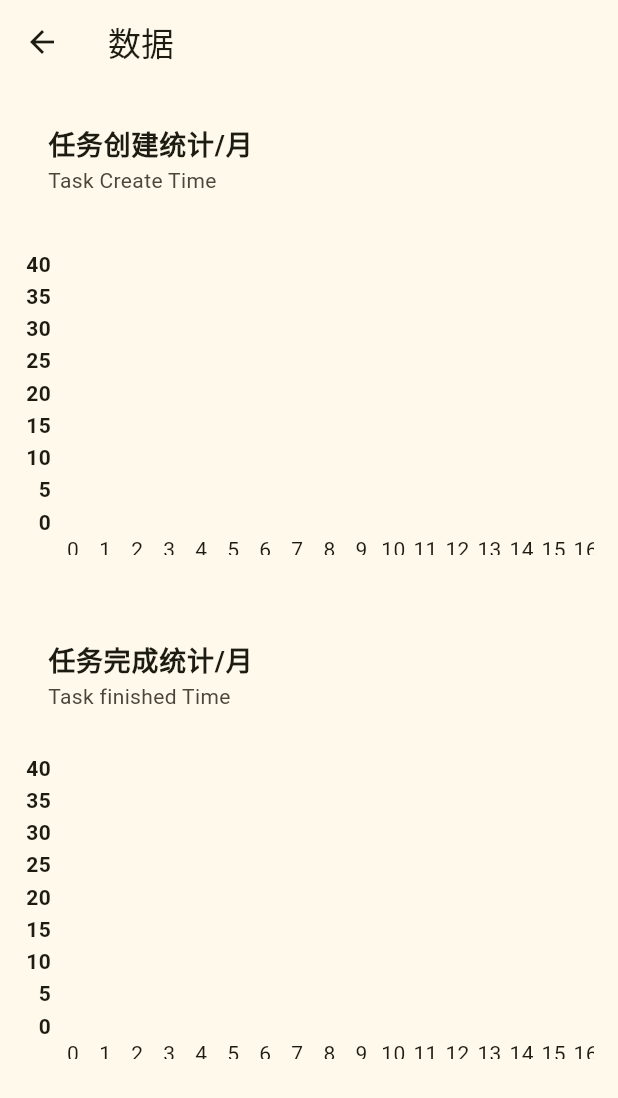
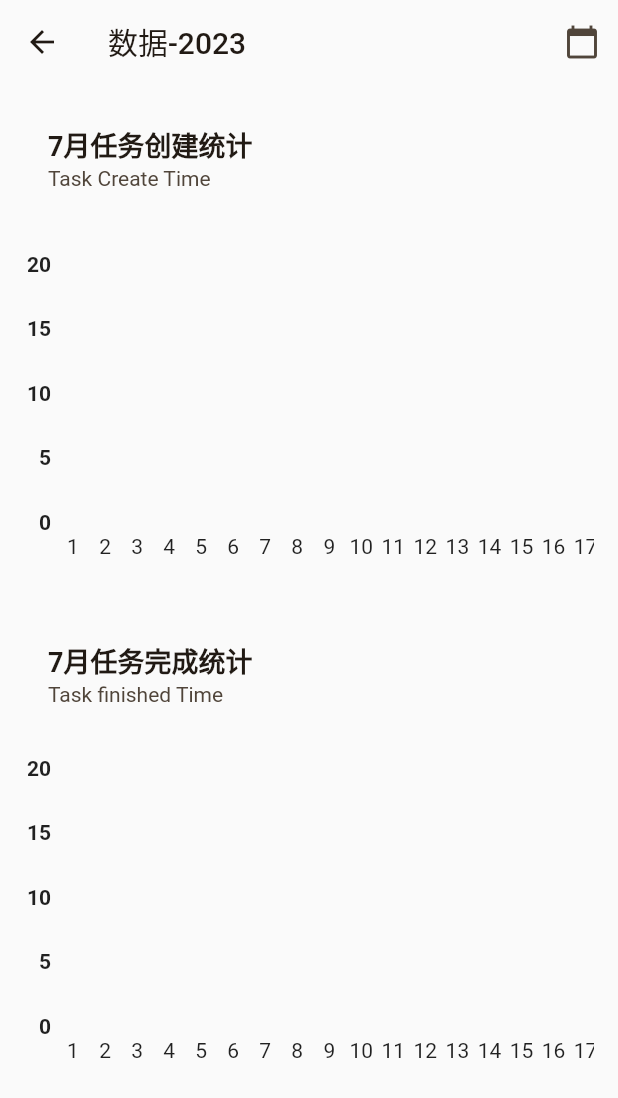
Before and after one commit to dodjhsbsn/todolist, a Flutter app: the DataVisualizationPage screen opened by its route, on a phone screen of 412 x 824 dp. Shown: the top 1098 px of the screen. Run offline on Flutter 3.47's test engine with Material 2 defaults, Android fonts, the light colour scheme and no system bars; drawn by our look-alikes of fl_chart; our stand-ins replace fluttertoast, get, reorderables, salomon_bottom_bar, sqflite; accounts and stored records are empty.

Commit message:
左侧添加任务完成打勾区，取消点击任务卡划掉功能，增加日期选择器

```diff
--- a/lib/config/theme.dart
+++ b/lib/config/theme.dart
@@ -12,8 +12,17 @@ class Themes {
   );
 
   static final yellow = ThemeData.light().copyWith(
+    colorScheme: ColorScheme.fromSeed(seedColor: Colors.orangeAccent,),
+    visualDensity: VisualDensity.adaptivePlatformDensity,
     useMaterial3: true,
-    colorScheme: ColorScheme.fromSeed(seedColor: Colors.yellow),
+    switchTheme: ThemeData.light().switchTheme.copyWith(
+    ),
+    floatingActionButtonTheme: ThemeData.light().floatingActionButtonTheme.copyWith(
+      backgroundColor: const Color.fromARGB(255, 255, 217, 70),
+    ),
+    appBarTheme: AppBarTheme(
+      backgroundColor: ThemeData.light().scaffoldBackgroundColor,
+    ),
   );
 
   static final red = ThemeData.light().copyWith(
@@ -47,10 +56,8 @@ class Themes {
               backgroundColor: MaterialStateProperty.all(Colors.brown))));
 
   static final dark = ThemeData.dark().copyWith(
+    visualDensity: VisualDensity.adaptivePlatformDensity,
     useMaterial3: true,
-    textTheme: ThemeData.dark().textTheme.apply(
-          fontFamily: 'Open Sans',
-        ),
     switchTheme: ThemeData.dark().switchTheme.copyWith(
           trackColor: MaterialStateProperty.all(ColorScheme.fromSeed(seedColor: Colors.yellow).primary),
         ),
--- a/lib/database/sql_helper.dart
+++ b/lib/database/sql_helper.dart
@@ -41,6 +41,7 @@ class SQLHelper {
           await db.execute('ALTER TABLE tasks ADD COLUMN createWeek INTEGER NOT NULL DEFAULT -1;');
           await db.execute('ALTER TABLE tasks ADD COLUMN finishedWeek INTEGER NOT NULL DEFAULT -1;');
         }
+
       },
     );
   }
--- /dev/null
+++ b/lib/model/date_picker.dart
@@ -0,0 +1,28 @@
+import 'package:flutter/material.dart';
+import 'package:get/get.dart';
+
+class DatePicker{
+
+  RxInt selectedYear =DateTime.now().year.obs;
+  RxInt selectedMonth = DateTime.now().month.obs;
+
+  final List<String> months = [
+    'January',
+    'February',
+    'March',
+    'April',
+    'May',
+    'June',
+    'July',
+    'August',
+    'September',
+    'October',
+    'November',
+    'December',
+  ];
+
+  DatePicker.yearMonthPicker(){
+    Get.dialog(
+    );
+  }
+}
--- a/lib/pages/data_visualization/data_visualization_controller.dart
+++ b/lib/pages/data_visualization/data_visualization_controller.dart
@@ -7,6 +7,8 @@ import '../tasks/tasks_controller.dart';
 
 class DataVisualizationController extends GetxController{
   final tasksController = Get.put(TasksController());
+  RxInt currentMonth = DateTime.now().month.obs;
+  RxInt currentYear = DateTime.now().year.obs;
   // 柱状图颜色混合调色盘
   LinearGradient _barsGradient(String mode){
     if (mode == 'createTime'){
@@ -47,27 +49,34 @@ class DataVisualizationController extends GetxController{
     return sumTasksByWeek;
   }
 
-  getSumTasksByMonth(String mode){
-    final List<int> sumTasksByMonth = [];
+  // 按年月筛选
+  filterByYearMonth(String mode, int year, int month){
+    final List<int> sumTasksByYearMonth = [];
     if (mode == 'createTime'){
-      for (int i = 0; i < 31; i++) {
-        sumTasksByMonth.add(tasksController.journals.where((element) => DateTime.parse(element['createTime']).day == i).length);
+      for (int i = 1; i < 32; i++) {
+        sumTasksByYearMonth.add(tasksController.journals.where((element) =>
+        DateTime.parse(element['createTime']).day == i
+        && DateTime.parse(element['createTime']).year == year
+        && DateTime.parse(element['createTime']).month == month).length);
       }
     }if (mode == 'finishedTime'){
-      for (int i = 0; i < 31; i++) {
-        sumTasksByMonth.add(tasksController.journals.where((element){
+      for (int i = 1; i < 32; i++) {
+        sumTasksByYearMonth.add(tasksController.journals.where((element){
           if (element['finishedTime'] != null){
-            return DateTime.parse(element['finishedTime']).day == i;
+            return DateTime.parse(element['finishedTime']).day == i
+                && DateTime.parse(element['finishedTime']).year == year
+                && DateTime.parse(element['finishedTime']).month == month;
           }else{
             return false;
           }
         }).length);
       }
     }
-    return sumTasksByMonth;
+    return sumTasksByYearMonth;
   }
-  // 轴标题
-  Widget getTitles(double value, TitleMeta meta) {
+
+  // 左轴标题
+  Widget getLeftTitles(double value, TitleMeta meta) {
     const style = TextStyle(
       fontWeight: FontWeight.bold,
       fontSize: 14,
@@ -89,18 +98,6 @@ class DataVisualizationController extends GetxController{
       case 20:
         text = '20';
         break;
-      case 25:
-        text = '25';
-        break;
-      case 30:
-        text = '30';
-        break;
-      case 35:
-        text = '35';
-        break;
-      case 40:
-        text = '40';
-        break;
       default:
         return Container();
     }
@@ -115,14 +112,14 @@ class DataVisualizationController extends GetxController{
   List<BarChartGroupData> barGroups(String mode) => [
     for (int i = 0; i < 31; i++)
       BarChartGroupData(
-        x: i,
+        x: i+1,
         barRods: [
           BarChartRodData(
-            toY: getSumTasksByMonth(mode)[i].toDouble(),
+            toY: filterByYearMonth(mode, currentYear.value,currentMonth.value)[i].toDouble(),
             gradient: _barsGradient(mode),
           )
         ],
-        showingTooltipIndicators: getSumTasksByMonth(mode)[i].toDouble() != 0?[0]:[],
+        showingTooltipIndicators: filterByYearMonth(mode, currentYear.value, currentMonth.value)[i].toDouble() != 0?[0]:[],
       ),
   ];
 
@@ -135,7 +132,7 @@ class DataVisualizationController extends GetxController{
     leftTitles: AxisTitles(
       sideTitles: SideTitles(
         showTitles: true,
-        getTitlesWidget: getTitles,
+        getTitlesWidget: getLeftTitles,
         interval: 1,
         reservedSize: 22,
       ),
@@ -187,7 +184,7 @@ class DataVisualizationController extends GetxController{
         barGroups: barGroups(mode),
         gridData: FlGridData(show: false),
         alignment: BarChartAlignment.spaceAround,
-        maxY: 40,
+        maxY: 20,
         minY: 0,
       ),
       swapAnimationDuration: const Duration(milliseconds: 250),
@@ -195,305 +192,4 @@ class DataVisualizationController extends GetxController{
     );
   }
 
-  // 折线图颜色混合调色盘
-  LinearGradient _lineGradient(String mode){
-    if (mode == 'createTime'){
-      return const LinearGradient(
-        colors: [
-          Colors.yellow,
-          Colors.green,
-        ],
-        begin: Alignment.bottomCenter,
-        end: Alignment.topCenter,
-      );
-    }if (mode == 'finishedTime'){
-      return const LinearGradient(
-        colors: [
-          Colors.pinkAccent,
-          Colors.greenAccent,
-        ],
-        begin: Alignment.bottomCenter,
-        end: Alignment.topCenter,
-      );
-    }else{
-      return const LinearGradient(colors: [Colors.white, Colors.white]);
-    }
-  }
-
-  LineTouchData get lineTouchData1 => LineTouchData(
-    handleBuiltInTouches: true,
-    touchTooltipData: LineTouchTooltipData(
-      tooltipBgColor: Colors.blueGrey.withOpacity(0.8),
-    ),
-  );
-
-  FlTitlesData get titlesData1 => FlTitlesData(
-    bottomTitles: AxisTitles(
-      sideTitles: SideTitles(showTitles: false),
-    ),
-    rightTitles: AxisTitles(
-      sideTitles: SideTitles(showTitles: false),
-    ),
-    topTitles: AxisTitles(
-      sideTitles: SideTitles(showTitles: false),
-    ),
-    leftTitles: AxisTitles(
-      axisNameSize: 12,
-      sideTitles: leftTitles(),
-    ),
-  );
-
-  List<LineChartBarData> get lineBarsData1 => [
-    lineChartBarData1_1,
-    lineChartBarData1_2,
-    lineChartBarData1_3,
-  ];
-
-  LineTouchData get lineTouchData2 => LineTouchData(
-    enabled: true,
-  );
-
-  FlTitlesData get titlesData2 => FlTitlesData(
-    bottomTitles: AxisTitles(
-      sideTitles: bottomTitles,
-    ),
-    rightTitles: AxisTitles(
-      sideTitles: SideTitles(showTitles: false),
-    ),
-    topTitles: AxisTitles(
-      sideTitles: SideTitles(showTitles: false),
-    ),
-    leftTitles: AxisTitles(
-      sideTitles: leftTitles(),
-    ),
-  );
-
-  List<LineChartBarData> get lineBarsData2 => [
-    lineChartBarData2_1,
-    lineChartBarData2_2,
-    lineChartBarData2_3,
-  ];
-
-  Widget leftTitleWidgets(double value, TitleMeta meta) {
-    const style = TextStyle(
-      fontWeight: FontWeight.bold,
-      fontSize: 14,
-    );
-    String text;
-    switch (value.toInt()) {
-      case 5:
-        text = '5';
-        break;
-      case 10:
-        text = '10';
-        break;
-      case 15:
-        text = '15';
-        break;
-      case 20:
-        text = '20';
-        break;
-      case 25:
-        text = '25';
-        break;
-      case 30:
-        text = '30';
-        break;
-      case 35:
-        text = '35';
-        break;
-      case 40:
-        text = '40';
-        break;
-      default:
-        return Container();
-    }
-
-    return Text(text, style: style, textAlign: TextAlign.center);
-  }
-
-  SideTitles leftTitles() => SideTitles(
-    getTitlesWidget: leftTitleWidgets,
-    showTitles: true,
-    interval: 5,
-    reservedSize: 20,
-  );
-
-  Widget bottomTitleWidgets(double value, TitleMeta meta) {
-    const style = TextStyle(
-      fontWeight: FontWeight.bold,
-      fontSize: 16,
-    );
-    Widget text;
-    switch (value.toInt()) {
-      case 2:
-        text = const Text('SEPT', style: style);
-        break;
-      case 7:
-        text = const Text('OCT', style: style);
-        break;
-      case 12:
-        text = const Text('DEC', style: style);
-        break;
-      default:
-        text = const Text('');
-        break;
-    }
-
-    return SideTitleWidget(
-      axisSide: meta.axisSide,
-      space: 10,
-      child: text,
-    );
-  }
-
-  SideTitles get bottomTitles => SideTitles(
-    showTitles: true,
-    reservedSize: 32,
-    interval: 1,
-    getTitlesWidget: bottomTitleWidgets,
-  );
-
-  FlGridData get gridData => FlGridData(show: false);
-
-  LineChartBarData get lineChartBarData1_1 => LineChartBarData(
-    isCurved: true,
-    color: Colors.blue,
-    barWidth: 8,
-    isStrokeCapRound: true,
-    dotData: FlDotData(show: false),
-    belowBarData: BarAreaData(show: false),
-    spots: const [
-      FlSpot(1, 1),
-      FlSpot(3, 1.5),
-      FlSpot(5, 1.4),
-      FlSpot(7, 3.4),
-      FlSpot(10, 2),
-      FlSpot(12, 2.2),
-      FlSpot(13, 1.8),
-    ],
-  );
-
-  LineChartBarData get lineChartBarData1_2 => LineChartBarData(
-    isCurved: true,
-    color: Colors.red,
-    barWidth: 8,
-    isStrokeCapRound: true,
-    dotData:  FlDotData(show: false),
-    belowBarData: BarAreaData(
-      show: false,
-      color: Colors.red.withOpacity(0.3),
-    ),
-    spots: const [
-      FlSpot(1, 1),
-      FlSpot(3, 2.8),
-      FlSpot(7, 1.2),
-      FlSpot(10, 2.8),
-      FlSpot(12, 2.6),
-      FlSpot(13, 3.9),
-    ],
-  );
-
-  LineChartBarData get lineChartBarData1_3 => LineChartBarData(
-    isCurved: true,
-    color: Colors.green,
-    barWidth: 8,
-    isStrokeCapRound: true,
-    dotData: FlDotData(show: false),
-    belowBarData: BarAreaData(show: false),
-    spots: const [
-      FlSpot(1, 2.8),
-      FlSpot(3, 1.9),
-      FlSpot(6, 3),
-      FlSpot(10, 1.3),
-      FlSpot(13, 2.5),
-    ],
-  );
-
-  LineChartBarData get lineChartBarData2_1 => LineChartBarData(
-    isCurved: true,
-    curveSmoothness: 0,
-    color: Colors.white.withOpacity(0.3),
-    barWidth: 4,
-    isStrokeCapRound: true,
-    dotData: FlDotData(show: false),
-    belowBarData: BarAreaData(show: false),
-    spots: const [
-      FlSpot(1, 1),
-      FlSpot(3, 4),
-      FlSpot(5, 1.8),
-      FlSpot(7, 5),
-      FlSpot(10, 2),
-      FlSpot(12, 2.2),
-      FlSpot(13, 1.8),
-    ],
-  );
-
-  LineChartBarData get lineChartBarData2_2 => LineChartBarData(
-    isCurved: true,
-    color: Colors.white.withOpacity(0.5),
-    barWidth: 4,
-    isStrokeCapRound: true,
-    dotData: FlDotData(show: false),
-    belowBarData: BarAreaData(
-      show: true,
-      color: Colors.white.withOpacity(0.5),
-    ),
-    spots: const [
-      FlSpot(1, 1),
-      FlSpot(3, 2.8),
-      FlSpot(7, 1.2),
-      FlSpot(10, 2.8),
-      FlSpot(12, 2.6),
-      FlSpot(13, 3.9),
-    ],
-  );
-
-  LineChartBarData get lineChartBarData2_3 => LineChartBarData(
-    isCurved: true,
-    curveSmoothness: 0,
-    color: Colors.white.withOpacity(0.8),
-    barWidth: 2,
-    isStrokeCapRound: true,
-    dotData: FlDotData(show: true),
-    belowBarData: BarAreaData(show: false),
-    spots: const [
-      FlSpot(1, 3.8),
-      FlSpot(3, 1.9),
-      FlSpot(6, 5),
-      FlSpot(10, 3.3),
-      FlSpot(13, 4.5),
-    ],
-  );
-
-  LineChartData get sampleData1 => LineChartData(
-    lineTouchData: lineTouchData1,
-    gridData: gridData,
-    titlesData: titlesData1,
-    borderData: borderData,
-    lineBarsData: lineBarsData1,
-    minX: 0,
-    maxX: 14,
-    maxY: 40,
-    minY: 0,
-  );
-
-  LineChartData get sampleData2 => LineChartData(
-    lineTouchData: lineTouchData2,
-    gridData: gridData,
-    titlesData: titlesData2,
-    borderData: borderData,
-    lineBarsData: lineBarsData2,
-    minX: 0,
-    maxX: 14,
-    maxY: 6,
-    minY: 0,
-  );
-
-  buildLineChart(bool isShowingMainData) {
-    return LineChart(
-      isShowingMainData ? sampleData1 : sampleData2,
-      swapAnimationDuration: const Duration(milliseconds: 250),
-    );
-  }
 }
--- a/lib/pages/data_visualization/data_visualization_page.dart
+++ b/lib/pages/data_visualization/data_visualization_page.dart
@@ -2,7 +2,6 @@
 import 'package:flutter/material.dart';
 import 'package:get/get.dart';
 import 'data_visualization_controller.dart';
-
 
 class DataVisualizationPage extends StatelessWidget {
   final String title;
@@ -11,19 +10,35 @@ class DataVisualizationPage extends StatelessWidget {
   @override
   Widget build(BuildContext context) {
     final dataVisualizationController = Get.put(DataVisualizationController());
-
     return Scaffold(
       appBar: AppBar(
-        title: Text(title),
+        title: Obx(() {
+          return Text('$title-${dataVisualizationController.currentYear.value}');
+        }),
+        actions: [
+          IconButton(
+            onPressed: () async{
+              // 年月选择器
+              var result =  await Get.toNamed('/date_picker');
+              if (result != null) {
+                dataVisualizationController.currentYear.value = result['year'];
+                dataVisualizationController.currentMonth.value = result['month'];
+              }
+            },
+            icon: const Icon(Icons.calendar_today),
+          ),
+        ],
       ),
       body: Padding(
         padding: const EdgeInsets.all(16.0),
         child: Column(
           crossAxisAlignment: CrossAxisAlignment.start,
           children: [
-            const ListTile(
-              title: Text('任务创建统计/月',style: TextStyle(fontSize: 18, fontWeight: FontWeight.bold),),
-              subtitle: Text('Task Create Time'),
+            ListTile(
+              title: Obx(() {
+                return Text('${dataVisualizationController.currentMonth.value}月任务创建统计',style: const TextStyle(fontSize: 18, fontWeight: FontWeight.bold),);
+              }),
+              subtitle: const Text('Task Create Time'),
             ),
             const SizedBox(height: 16),
             SingleChildScrollView(
@@ -34,14 +49,18 @@ class DataVisualizationPage extends StatelessWidget {
                   height: 240,
                   child: AspectRatio(
                     aspectRatio: 1.7,
-                    child: dataVisualizationController.buildBarChart('createTime'),
+                    child: Obx(() {
+                      return dataVisualizationController.buildBarChart('createTime');
+                    }),
                   ),
                 ),
             ),
             const SizedBox(height: 16),
-            const ListTile(
-              title: Text('任务完成统计/月',style: TextStyle(fontSize: 18, fontWeight: FontWeight.bold),),
-              subtitle: Text('Task finished Time'),
+            ListTile(
+              title: Obx(() {
+                return Text('${dataVisualizationController.currentMonth.value}月任务完成统计',style: const TextStyle(fontSize: 18, fontWeight: FontWeight.bold),);
+              }),
+              subtitle: const Text('Task finished Time'),
             ),
             const SizedBox(height: 8),
             SingleChildScrollView(
@@ -51,8 +70,10 @@ class DataVisualizationPage extends StatelessWidget {
                 width: 700,
                 height: 240,
                 child: AspectRatio(
-                  aspectRatio: 1.7,
-                  child: dataVisualizationController.buildBarChart('finishedTime'),
+                    aspectRatio: 1.7,
+                    child: Obx(() {
+                      return dataVisualizationController.buildBarChart('finishedTime');
+                    }),
                 ),
               ),
             ),
--- a/lib/routers/routers.dart
+++ b/lib/routers/routers.dart
@@ -2,8 +2,8 @@
 import 'package:get/get.dart';
 import '/pages/data_visualization/data_visualization_page.dart';
 import '../pages/dashboard/dashboard.dart';
-import '/pages/tasks/tasks_page.dart';
-
+import '../pages/tasks/tasks_page.dart';
+import '../model/date_picker.dart';
 
 class Routers {
   static final List<GetPage> pages = [
@@ -19,5 +19,9 @@ class Routers {
       name: '/data_visualization',
       page: () => const DataVisualizationPage(title: '数据'),
     ),
+    GetPage(
+      name: '/date_picker',
+      page: () => const DatePicker(),
+    ),
   ];
 }
--- a/pubspec.yaml
+++ b/pubspec.yaml
@@ -16,7 +16,7 @@ publish_to: 'none' # Remove this line if you wish to publish to pub.dev
 # https://developer.apple.com/library/archive/documentation/General/Reference/InfoPlistKeyReference/Articles/CoreFoundationKeys.html
 # In Windows, build-name is used as the major, minor, and patch parts
 # of the product and file versions while build-number is used as the build suffix.
-version: 1.1.1+1
+version: 1.1.1+6
 
 environment:
   sdk: '>=3.0.0-417.0.dev <4.0.0'
@@ -44,6 +44,7 @@ dependencies:
   salomon_bottom_bar: ^3.3.2
   fluttertoast: ^8.2.2
   fl_chart: ^0.62.0
+  syncfusion_flutter_datepicker: ^22.1.37
 
 dev_dependencies:
   flutter_test:
```
Also changed, not shown: lib/main.dart (+2 -6 lines), lib/pages/tasks/tasks_controller.dart (+13 -10 lines), lib/pages/tasks/tasks_page.dart (+6 -8 lines), pubspec.lock.
